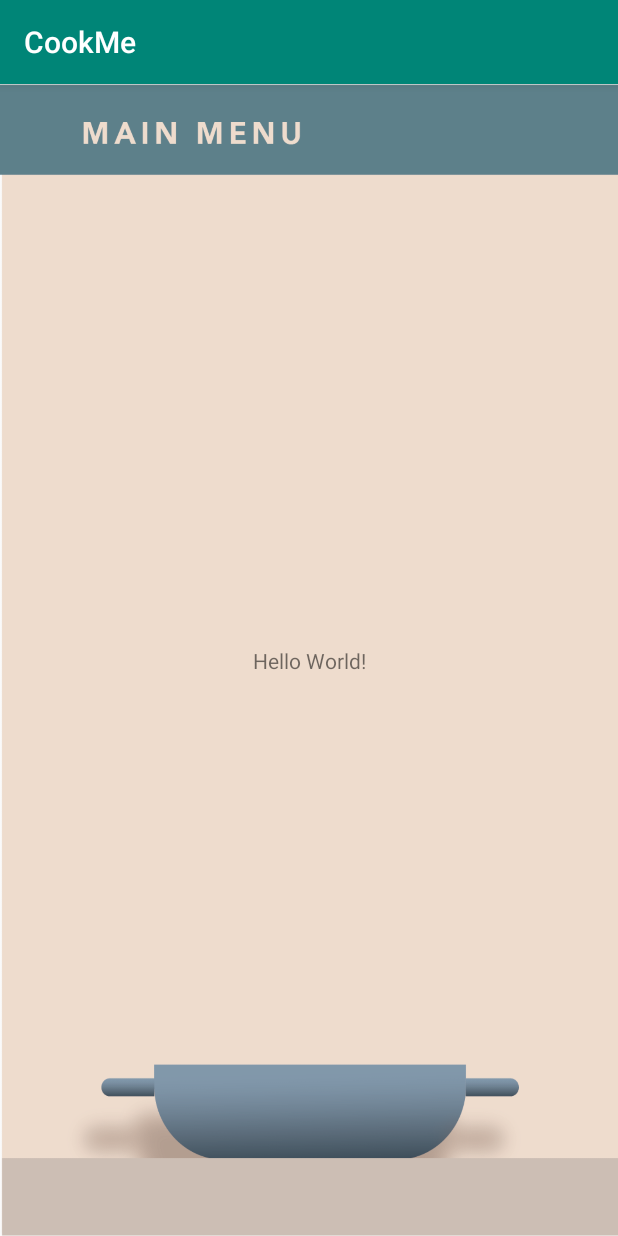
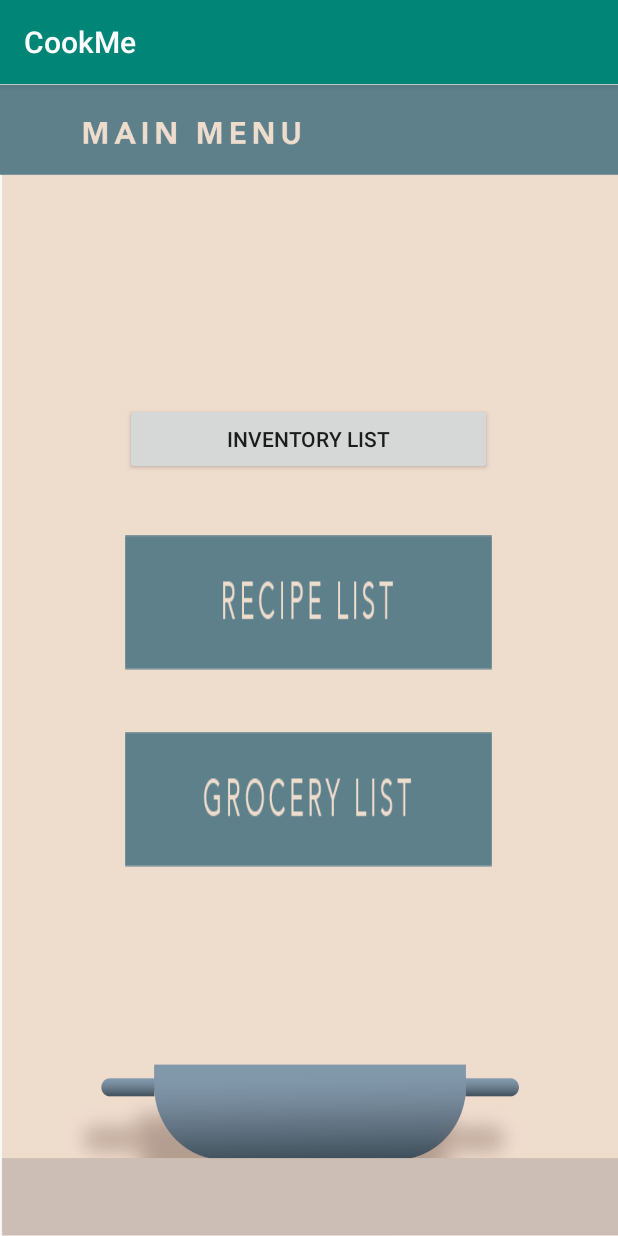
Before and after one commit to cdj9837/cookMe, an Android app: the MainActivity screen opened directly, with no data from a screen before it, on a phone screen of 412 x 824 dp. Run offline under Robolectric (Android 15) with nearby library versions, the phone set to English and light mode, and no system bars.

Commit message:
added all Inventory files to main cookMe.

```diff
--- a/app/src/main/AndroidManifest.xml
+++ b/app/src/main/AndroidManifest.xml
@@ -9,7 +9,7 @@
         android:roundIcon="@mipmap/ic_launcher_round"
         android:supportsRtl="true"
         android:theme="@style/AppTheme">
-        <activity android:name=".Register">
+        <activity android:name=".Inventory">
             <intent-filter>
                 <action android:name="android.intent.action.MAIN" />
 
@@ -18,6 +18,9 @@
         </activity>
         <activity android:name=".Login"></activity>
         <activity android:name=".MainActivity"></activity>
+        <activity android:name=".Register"></activity>
+        <activity android:name=".addItem"></activity>
+        <activity android:name=".addUser"></activity>
     </application>
 
 </manifest>
--- a/app/src/main/java/com/example/cookme/MainActivity.java
+++ b/app/src/main/java/com/example/cookme/MainActivity.java
@@ -1,14 +1,34 @@
 package com.example.cookme;
+
+import android.content.Intent;
+import android.os.Bundle;
+import android.view.View;
+import android.widget.Button;
 
 import androidx.appcompat.app.AppCompatActivity;
 
-import android.os.Bundle;
+public class MainActivity extends AppCompatActivity {
 
-public class MainActivity extends AppCompatActivity {
+    Button inventory;
+    Button recipe;
+    Button grocery;
 
     @Override
     protected void onCreate(Bundle savedInstanceState) {
         super.onCreate(savedInstanceState);
         setContentView(R.layout.activity_main);
+        inventory = (Button) findViewById(R.id.inventory);
+        inventory.setOnClickListener(new View.OnClickListener() {
+            @Override
+            public void onClick(View view) {
+                openInventory();
+            }
+        });
+    }
+
+    public void openInventory()
+    {
+        Intent intent = new Intent(this, Inventory.class);
+        startActivity(intent);
     }
 }
--- a/app/src/main/res/layout/activity_main.xml
+++ b/app/src/main/res/layout/activity_main.xml
@@ -1,5 +1,6 @@
 <?xml version="1.0" encoding="utf-8"?>
-<androidx.constraintlayout.widget.ConstraintLayout xmlns:android="http://schemas.android.com/apk/res/android"
+<RelativeLayout
+    xmlns:android="http://schemas.android.com/apk/res/android"
     xmlns:app="http://schemas.android.com/apk/res-auto"
     xmlns:tools="http://schemas.android.com/tools"
     android:layout_width="match_parent"
@@ -7,13 +8,41 @@
     tools:context=".MainActivity"
     android:background="@drawable/main_menu_background">
 
-    <TextView
+    <Button
+        android:id="@+id/inventory"
         android:layout_width="wrap_content"
         android:layout_height="wrap_content"
-        android:text="Hello World!"
-        app:layout_constraintBottom_toBottomOf="parent"
-        app:layout_constraintLeft_toLeftOf="parent"
-        app:layout_constraintRight_toRightOf="parent"
-        app:layout_constraintTop_toTopOf="parent" />
+        android:layout_alignParentStart="true"
+        android:layout_alignParentEnd="true"
+        android:layout_alignParentBottom="true"
+        android:layout_marginStart="83dp"
+        android:layout_marginEnd="84dp"
+        android:layout_marginBottom="507dp"
+        android:text="Inventory List" />
 
-</androidx.constraintlayout.widget.ConstraintLayout>
+    <Button
+        android:id="@+id/recipe"
+        android:layout_width="wrap_content"
+        android:layout_height="wrap_content"
+        android:layout_alignParentStart="true"
+        android:layout_alignParentEnd="true"
+        android:layout_alignParentBottom="true"
+        android:layout_marginStart="83dp"
+        android:layout_marginEnd="84dp"
+        android:layout_marginBottom="377dp"
+        android:background="@drawable/recipe_list_button"/>
+
+    <Button
+        android:id="@+id/grocery"
+        android:layout_width="wrap_content"
+        android:layout_height="wrap_content"
+        android:layout_alignParentStart="true"
+        android:layout_alignParentEnd="true"
+        android:layout_alignParentBottom="true"
+        android:layout_marginStart="83dp"
+        android:layout_marginEnd="84dp"
+        android:layout_marginBottom="246dp"
+        android:background="@drawable/grocery_list_button"/>
+
+
+</RelativeLayout>
```
Also changed, not shown: app/src/main/java/com/example/cookme/Inventory.java (added, +75 -0 lines), app/src/main/java/com/example/cookme/addItem.java (added, +68 -0 lines), app/src/main/java/com/example/cookme/addUser.java (added, +53 -0 lines), app/src/main/res/layout/activity_add_item.xml (added, +103 -0 lines), app/src/main/res/layout/activity_add_user.xml (added, +64 -0 lines), app/src/main/res/layout/activity_inventory.xml (added, +54 -0 lines).
